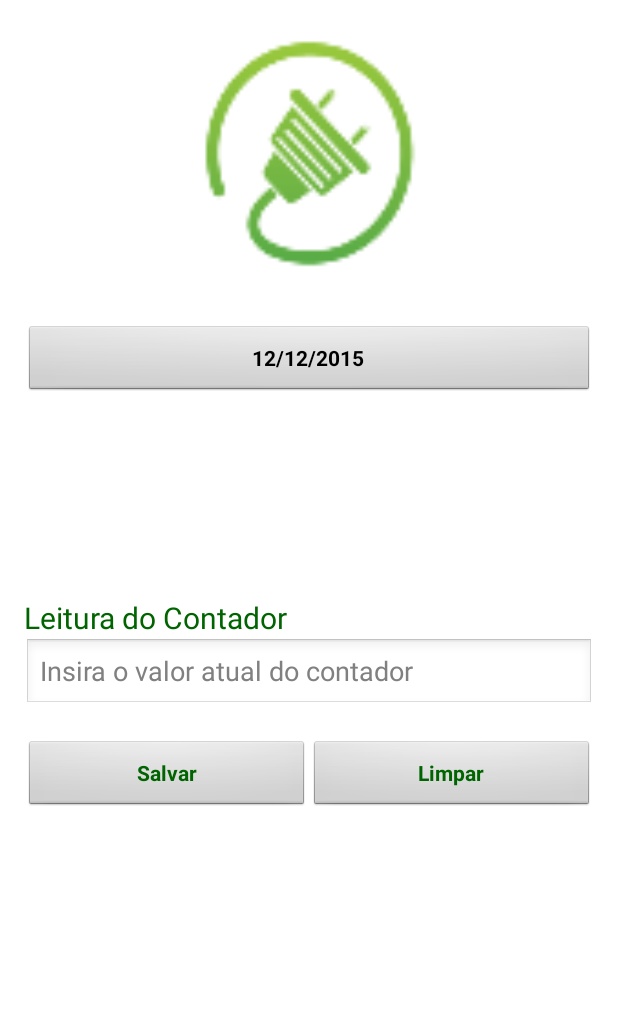
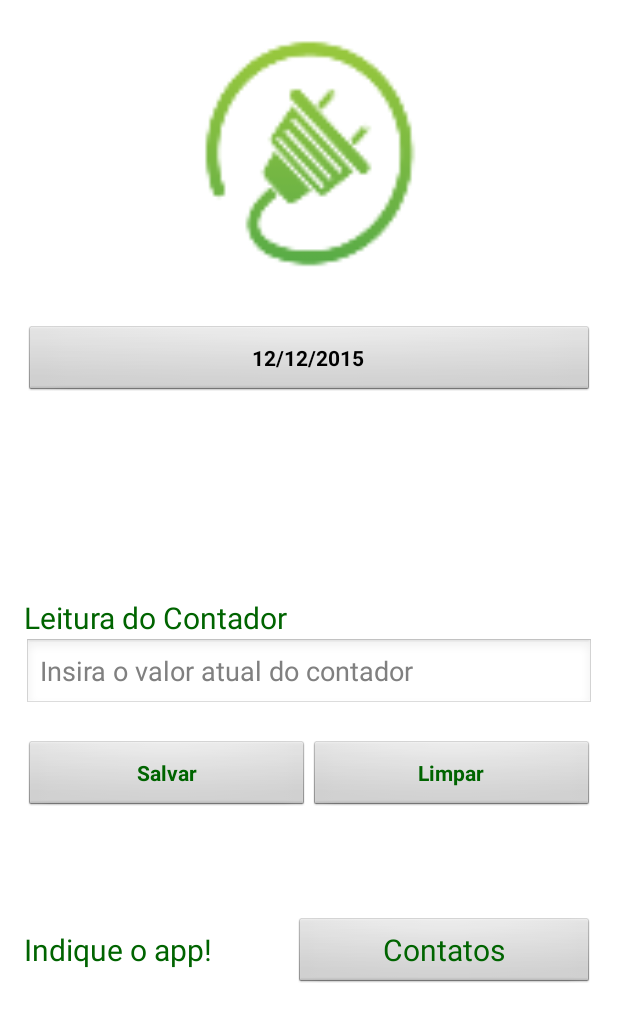
Before and after one commit to efraibo/android_cesar, an Android app: the insertLeitura screen opened directly, with no data from a screen before it, on a phone screen of 412 x 824 dp. Shown: the top 1022 px of the screen. Run offline under Robolectric (Android 15) with nearby library versions, the phone set to English and light mode, and no system bars.

Commit message:
Content provider!

```diff
--- a/SGCE/app/src/main/java/br/com/evandro/sgce/Activity/insertLeitura.java
+++ b/SGCE/app/src/main/java/br/com/evandro/sgce/Activity/insertLeitura.java
@@ -3,6 +3,7 @@ package br.com.evandro.sgce.Activity;
 import android.app.DatePickerDialog;
 import android.app.Dialog;
 import android.content.ContentValues;
+import android.content.Intent;
 import android.database.sqlite.SQLiteDatabase;
 import android.os.Bundle;
 import android.view.View;
@@ -115,4 +116,9 @@ public class insertLeitura extends DefaultActivity {
         editInserirLeitura.setText("");
     }
 
+    public void chamarAgenda(View view){
+        Intent i = new Intent(this, ContentProviderMain.class);
+        startActivity(i);
+    }
+
 }
--- a/SGCE/app/src/main/res/layout/activity_insert_leitura.xml
+++ b/SGCE/app/src/main/res/layout/activity_insert_leitura.xml
@@ -32,7 +32,6 @@
         <Button
             android:layout_width="match_parent"
             android:layout_height="wrap_content"
-
             android:id="@+id/btnData"
             android:hint="Selecione a Data"
             android:layout_weight="1"
@@ -94,4 +93,35 @@
             android:textStyle="bold"
             android:onClick="clearCampos" />
     </LinearLayout>
+
+
+
+    <LinearLayout
+        android:layout_width="fill_parent"
+        android:layout_height="wrap_content"
+        android:orientation="horizontal"
+        android:id="@+id/linearBtnContatos"
+        android:layout_below="@id/linearLayout"
+        android:layout_marginTop="70dp">
+
+        <TextView
+            android:layout_width="wrap_content"
+            android:layout_height="wrap_content"
+            android:textColor="@color/font_primary"
+            android:id="@+id/txtViewContato"
+            android:text="Indique o app! "
+            android:textSize="20dp"
+            />
+
+        <Button
+            android:layout_width="fill_parent"
+            android:layout_height="wrap_content"
+            android:layout_marginLeft="50dp"
+            android:textColorHint="@color/font_primary"
+            android:hint="Contatos"
+            android:textSize="20dp"
+            android:onClick="chamarAgenda"
+            />
+
+    </LinearLayout>
 </RelativeLayout>
--- /dev/null
+++ b/SGCE/app/src/main/res/menu/menu_content.xml
@@ -0,0 +1,6 @@
+<menu xmlns:android="http://schemas.android.com/apk/res/android"
+    xmlns:tools="http://schemas.android.com/tools"
+    tools:context="br.com.evandro.sgce.Activity.ContentProviderMain">
+    <item android:id="@+id/action_settings" android:title="@string/action_settings"
+        android:orderInCategory="100" android:showAsAction="never" />
+</menu>
--- a/SGCE/app/src/main/res/values/strings.xml
+++ b/SGCE/app/src/main/res/values/strings.xml
@@ -7,4 +7,7 @@
     <string name="title_activity_relatorio">Relatorio</string>
     <string name="name_project">Sistema de Gerênciamento de Energia</string>
     <string name="title_activity_insert_leitura">insertLeitura</string>
+    <string name="title_activity_content_provider">ContentProvider</string>
+
+    <string name="hello_world">Hello world!</string>
 </resources>
```
Also changed, not shown: SGCE/app/src/main/AndroidManifest.xml (+19 -9 lines), SGCE/app/src/main/java/br/com/evandro/sgce/Activity/ContentProvider.java (added, +46 -0 lines), SGCE/app/src/main/java/br/com/evandro/sgce/Activity/ContentProviderMain.java (added, +42 -0 lines), SGCE/app/src/main/res/layout/activity_content_provider.xml (added, +36 -0 lines).
